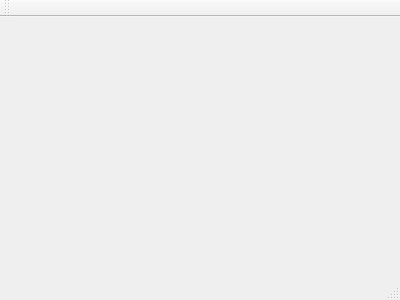
The window that HungarianRoadRage/mainwindow.ui (tkertesz/hrrqt) describes before a commit, drawn with Qt 5.
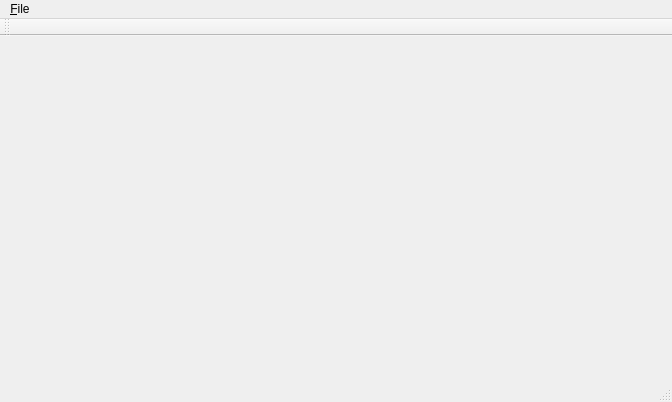
The same window after the commit.

Commit message: Added file menubar item :)

Diff of the .ui file:
```diff
--- a/HungarianRoadRage/mainwindow.ui
+++ b/HungarianRoadRage/mainwindow.ui
@@ -1,24 +1,55 @@
 <ui version="4.0">
  <class>MainWindow</class>
- <widget class="QMainWindow" name="MainWindow" >
-  <property name="geometry" >
+ <widget class="QMainWindow" name="MainWindow">
+  <property name="geometry">
    <rect>
     <x>0</x>
     <y>0</y>
-    <width>400</width>
-    <height>300</height>
+    <width>672</width>
+    <height>402</height>
    </rect>
   </property>
   <property name="windowTitle" >
    <string>MainWindow</string>
   </property>
-  <widget class="QMenuBar" name="menuBar" />
-  <widget class="QToolBar" name="mainToolBar" />
-  <widget class="QWidget" name="centralWidget" />
-  <widget class="QStatusBar" name="statusBar" />
+  <widget class="QWidget" name="centralWidget"/>
+  <widget class="QMenuBar" name="menuBar">
+   <property name="geometry">
+    <rect>
+     <x>0</x>
+     <y>0</y>
+     <width>672</width>
+     <height>22</height>
+    </rect>
+   </property>
+   <property name="nativeMenuBar">
+    <bool>false</bool>
+   </property>
+   <widget class="QMenu" name="menu_File">
+    <property name="title">
+     <string>&amp;File</string>
+    </property>
+    <addaction name="action_Exit"/>
+    <addaction name="separator"/>
+   </widget>
+   <addaction name="menu_File"/>
+  </widget>
+  <widget class="QToolBar" name="mainToolBar">
+   <attribute name="toolBarArea">
+    <enum>TopToolBarArea</enum>
+   </attribute>
+   <attribute name="toolBarBreak">
+    <bool>false</bool>
+   </attribute>
+  </widget>
+  <widget class="QStatusBar" name="statusBar"/>
+  <action name="action_Exit">
+   <property name="text">
+    <string>&amp;Exit</string>
+   </property>
+  </action>
  </widget>
- <layoutDefault spacing="6" margin="11" />
- <pixmapfunction></pixmapfunction>
+ <layoutdefault spacing="6" margin="11"/>
  <resources/>
  <connections/>
 </ui>
```
Left out of the diff: 3 changed lines with no effect on the pictures.
